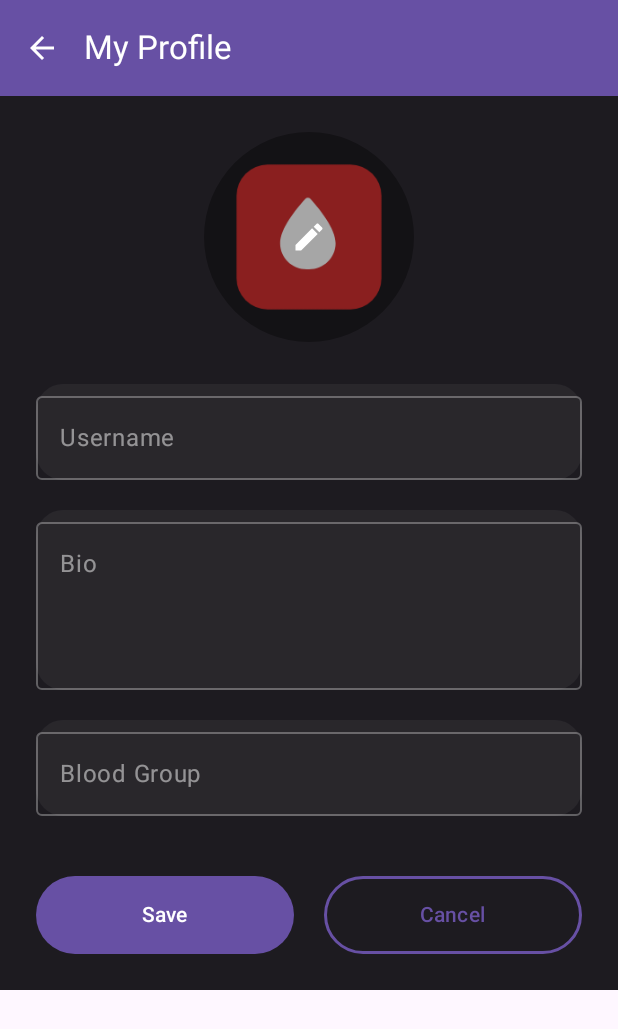
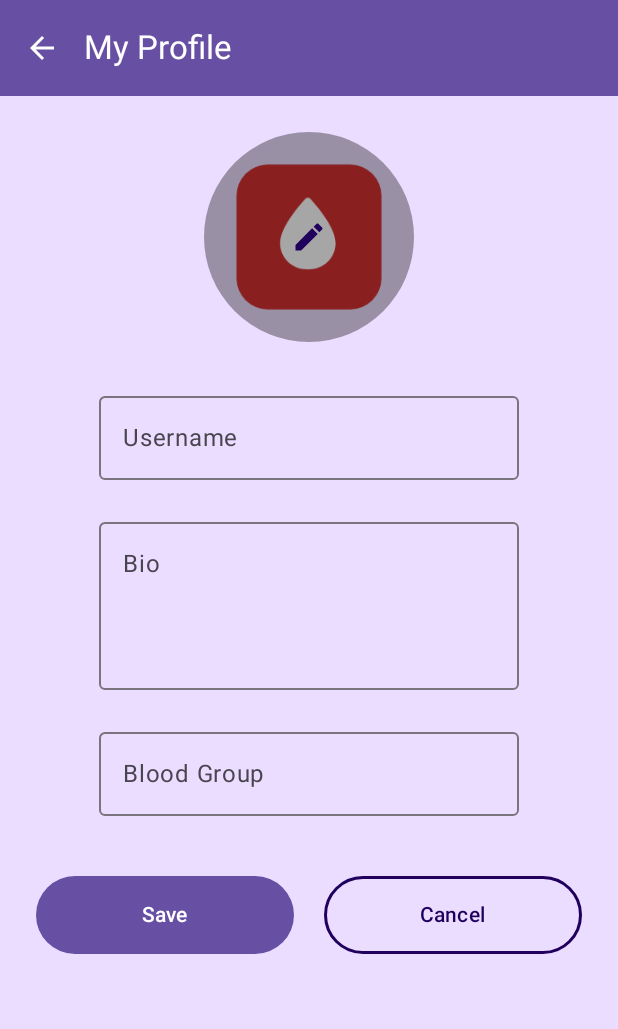
Before and after one commit to pushpalroy/BloodDonation, an Android app built with Jetpack Compose: the composable MyProfileScreen called with empty values, after a tap on "Edit Profile", on a phone screen of 412 x 824 dp. Shown: the top 1029 px of the screen. Run offline under Robolectric (Android 15) with nearby library versions, the phone set to English and light mode, and no system bars; our stand-ins replace Firebase (no records; nobody signed in at launch, a user with empty details on screens opened directly); pictures from the network do not load.

Commit message:
Fix dashboard issues

```diff
--- a/app/src/main/java/com/example/blooddonation/feature/dashboard/DashboardScreen.kt
+++ b/app/src/main/java/com/example/blooddonation/feature/dashboard/DashboardScreen.kt
@@ -161,9 +161,10 @@ fun DashboardScreen(
         }
     ) {
         Scaffold(
+            containerColor = MaterialTheme.colorScheme.primaryContainer,
             topBar = {
                 TopAppBar(
-                    title = { Text("Donor Dashboard", color = colorScheme.onPrimary) },
+                    title = { Text("Dashboard", color = colorScheme.onPrimary) },
                     navigationIcon = {
                         IconButton(onClick = {
                             scope.launch {
--- a/app/src/main/java/com/example/blooddonation/feature/profile/MyProfileScreen.kt
+++ b/app/src/main/java/com/example/blooddonation/feature/profile/MyProfileScreen.kt
@@ -117,6 +117,7 @@ fun MyProfileScreen(
     }
 
     Scaffold(
+        containerColor = MaterialTheme.colorScheme.primaryContainer,
         topBar = {
             TopAppBar(
                 title = { Text("My Profile") },
@@ -137,7 +138,7 @@ fun MyProfileScreen(
             Column(
                 modifier = Modifier
                     .fillMaxSize()
-                    .background(MaterialTheme.colorScheme.onBackground)
+                    .background(MaterialTheme.colorScheme.primaryContainer)
                     .padding(pad)
             ) {
                 Box(
@@ -162,7 +163,7 @@ fun MyProfileScreen(
                             .align(Alignment.BottomCenter)
                             .offset(y = 78.dp)
                             .clip(CircleShape)
-                            .border(4.dp, MaterialTheme.colorScheme.onPrimary, CircleShape)
+                            .border(4.dp, MaterialTheme.colorScheme.onPrimaryContainer, CircleShape)
                             .shadow(12.dp, CircleShape)
                     ) {
                         Image(
@@ -182,11 +183,10 @@ fun MyProfileScreen(
                         .padding(horizontal = 32.dp),
                     horizontalAlignment = Alignment.CenterHorizontally
                 ) {
-                    Text("Username:", color = MaterialTheme.colorScheme.onPrimary.copy(alpha = 0.7f))
                     Text(
                         user.username,
                         style = MaterialTheme.typography.headlineMedium.copy(
-                            color = MaterialTheme.colorScheme.onPrimary,
+                            color = MaterialTheme.colorScheme.onPrimaryContainer,
                             fontWeight = FontWeight.Bold
                         ),
                         textAlign = TextAlign.Center
@@ -194,11 +194,14 @@ fun MyProfileScreen(
 
                     Spacer(Modifier.height(12.dp))
 
-                    Text("Blood Group:", color = MaterialTheme.colorScheme.onPrimary.copy(alpha = 0.7f))
+                    Text(
+                        "Blood Group",
+                        color = MaterialTheme.colorScheme.onPrimaryContainer.copy(alpha = 0.7f)
+                    )
                     Text(
                         user.bloodGroup,
                         style = MaterialTheme.typography.titleLarge.copy(
-                            color = MaterialTheme.colorScheme.primary,
+                            color = MaterialTheme.colorScheme.onPrimaryContainer,
                             fontWeight = FontWeight.SemiBold
                         ),
                         textAlign = TextAlign.Center
@@ -207,7 +210,11 @@ fun MyProfileScreen(
                     Spacer(Modifier.height(24.dp))
 
                     Card(
-                        colors = CardDefaults.cardColors(containerColor = MaterialTheme.colorScheme.onPrimary.copy(alpha = 0.1f)),
+                        colors = CardDefaults.cardColors(
+                            containerColor = MaterialTheme.colorScheme.onPrimaryContainer.copy(
+                                alpha = 0.1f
+                            )
+                        ),
                         elevation = CardDefaults.cardElevation(0.dp),
                         modifier = Modifier.fillMaxWidth()
                     ) {
@@ -215,7 +222,7 @@ fun MyProfileScreen(
                             user.bio.ifBlank { "No bio added yet." },
                             modifier = Modifier.padding(20.dp),
                             textAlign = TextAlign.Center,
-                            style = MaterialTheme.typography.bodyLarge.copy(color = MaterialTheme.colorScheme.onPrimary)
+                            style = MaterialTheme.typography.bodyLarge.copy(color = MaterialTheme.colorScheme.onPrimaryContainer)
                         )
                     }
 
@@ -236,13 +243,13 @@ fun MyProfileScreen(
                     ) { Text("Edit Profile", color = MaterialTheme.colorScheme.onPrimary) }
                 }
             }
-        }  else {
+        } else {
             /* ---------------- EDIT MODE ---------------- */
             Column(
                 modifier = Modifier
                     .verticalScroll(rememberScrollState())
                     .fillMaxSize()
-                    .background(MaterialTheme.colorScheme.onBackground)
+                    .background(MaterialTheme.colorScheme.primaryContainer)
                     .padding(pad)
                     .padding(24.dp),
                 horizontalAlignment = Alignment.CenterHorizontally
@@ -266,32 +273,21 @@ fun MyProfileScreen(
                             .background(Color.Black.copy(alpha = 0.35f)),
                         contentAlignment = Alignment.Center
                     ) {
-                        Icon(Icons.Default.Edit, null, tint = MaterialTheme.colorScheme.onPrimary)
+                        Icon(
+                            Icons.Default.Edit,
+                            null,
+                            tint = MaterialTheme.colorScheme.onPrimaryContainer
+                        )
                     }
                 }
 
                 Spacer(Modifier.height(28.dp))
-
-                @Composable
-                fun Modifier.field() = this
-                    .fillMaxWidth()
-                    .background(MaterialTheme.colorScheme.onPrimary.copy(alpha = 0.05f), RoundedCornerShape(18.dp))
 
                 OutlinedTextField(
                     value = tmpName,
                     onValueChange = { tmpName = it },
                     label = { Text("Username") },
                     singleLine = true,
-                    modifier = Modifier.field(),
-                    colors = OutlinedTextFieldDefaults.colors(
-                        focusedBorderColor   = MaterialTheme.colorScheme.primary,
-                        unfocusedBorderColor = MaterialTheme.colorScheme.onPrimary.copy(alpha = 0.3f),
-                        focusedLabelColor    = MaterialTheme.colorScheme.primary,
-                        unfocusedLabelColor  = MaterialTheme.colorScheme.onPrimary.copy(alpha = 0.5f),
-                        cursorColor          = MaterialTheme.colorScheme.primary,
-                        focusedTextColor     = MaterialTheme.colorScheme.onPrimary,
-                        unfocusedTextColor   = MaterialTheme.colorScheme.onPrimary
-                    )
                 )
 
                 Spacer(Modifier.height(20.dp))
@@ -302,17 +298,7 @@ fun MyProfileScreen(
                     label = { Text("Bio") },
                     maxLines = 4,
                     modifier = Modifier
-                        .heightIn(min = 120.dp)
-                        .field(),
-                    colors = OutlinedTextFieldDefaults.colors(
-                        focusedBorderColor   = MaterialTheme.colorScheme.primary,
-                        unfocusedBorderColor = MaterialTheme.colorScheme.onPrimary.copy(alpha = 0.3f),
-                        focusedLabelColor    = MaterialTheme.colorScheme.primary,
-                        unfocusedLabelColor  = MaterialTheme.colorScheme.onPrimary.copy(alpha = 0.5f),
-                        cursorColor          = MaterialTheme.colorScheme.primary,
-                        focusedTextColor     = MaterialTheme.colorScheme.onPrimary,
-                        unfocusedTextColor   = MaterialTheme.colorScheme.onPrimary
-                    )
+                        .heightIn(min = 120.dp),
                 )
 
                 Spacer(Modifier.height(20.dp))
@@ -322,16 +308,6 @@ fun MyProfileScreen(
                     onValueChange = { tmpGroup = it },
                     label = { Text("Blood Group") },
                     singleLine = true,
-                    modifier = Modifier.field(),
-                    colors = OutlinedTextFieldDefaults.colors(
-                        focusedBorderColor   = MaterialTheme.colorScheme.primary,
-                        unfocusedBorderColor = MaterialTheme.colorScheme.onPrimary.copy(alpha = 0.3f),
-                        focusedLabelColor    = MaterialTheme.colorScheme.primary,
-                        unfocusedLabelColor  = MaterialTheme.colorScheme.onPrimary.copy(alpha = 0.5f),
-                        cursorColor          = MaterialTheme.colorScheme.primary,
-                        focusedTextColor     = MaterialTheme.colorScheme.onPrimary,
-                        unfocusedTextColor   = MaterialTheme.colorScheme.onPrimary
-                    )
                 )
 
                 Spacer(Modifier.height(40.dp))
@@ -350,17 +326,20 @@ fun MyProfileScreen(
                             pickedImage = null
                             editMode = false
                         },
-                        colors = ButtonDefaults.buttonColors(containerColor = MaterialTheme.colorScheme.primary),
-                        shape  = RoundedCornerShape(32.dp),
-                        modifier = Modifier.weight(1f).height(52.dp)
-                    ) { Text("Save", color = MaterialTheme.colorScheme.onPrimary) }
+                        shape = RoundedCornerShape(32.dp),
+                        modifier = Modifier
+                            .weight(1f)
+                            .height(52.dp)
+                    ) { Text("Save") }
 
                     OutlinedButton(
                         onClick = { editMode = false; pickedImage = null },
                         shape = RoundedCornerShape(32.dp),
-                        border = BorderStroke(2.dp, MaterialTheme.colorScheme.primary),
-                        modifier = Modifier.weight(1f).height(52.dp)
-                    ) { Text("Cancel", color = MaterialTheme.colorScheme.primary) }
+                        border = BorderStroke(2.dp, MaterialTheme.colorScheme.onPrimaryContainer),
+                        modifier = Modifier
+                            .weight(1f)
+                            .height(52.dp)
+                    ) { Text("Cancel", color = MaterialTheme.colorScheme.onPrimaryContainer) }
                 }
             }
         }
--- a/app/src/main/java/com/example/blooddonation/feature/requestblood/BloodRequestScreen.kt
+++ b/app/src/main/java/com/example/blooddonation/feature/requestblood/BloodRequestScreen.kt
@@ -5,7 +5,6 @@ import androidx.compose.foundation.Image
 import androidx.compose.foundation.layout.Arrangement
 import androidx.compose.foundation.layout.Box
 import androidx.compose.foundation.layout.Column
-import androidx.compose.foundation.layout.ExperimentalLayoutApi
 import androidx.compose.foundation.layout.FlowRow
 import androidx.compose.foundation.layout.Spacer
 import androidx.compose.foundation.layout.fillMaxSize
@@ -22,8 +21,6 @@ import androidx.compose.material3.ButtonDefaults
 import androidx.compose.material3.CircularProgressIndicator
 import androidx.compose.material3.ExperimentalMaterial3Api
 import androidx.compose.material3.Icon
-import androidx.lifecycle.viewmodel.compose.viewModel
-import androidx.compose.ui.platform.LocalContext
 import androidx.compose.material3.IconButton
 import androidx.compose.material3.MaterialTheme
 import androidx.compose.material3.OutlinedTextField
@@ -40,15 +37,17 @@ import androidx.compose.ui.Alignment
 import androidx.compose.ui.Modifier
 import androidx.compose.ui.graphics.Color
 import androidx.compose.ui.layout.ContentScale
+import androidx.compose.ui.platform.LocalContext
 import androidx.compose.ui.res.painterResource
 import androidx.compose.ui.text.TextStyle
 import androidx.compose.ui.text.font.FontWeight
 import androidx.compose.ui.unit.dp
+import androidx.lifecycle.viewmodel.compose.viewModel
 import com.example.blooddonation.R
 import com.example.blooddonation.domain.BloodRequest
 
 
-@OptIn(ExperimentalMaterial3Api::class, ExperimentalLayoutApi::class)
+@OptIn(ExperimentalMaterial3Api::class)
 @Composable
 fun BloodRequestScreen(
     onBack: () -> Unit,
@@ -60,8 +59,6 @@ fun BloodRequestScreen(
     var selectedBloodGroup by remember { mutableStateOf("") }
     var location by remember { mutableStateOf("") }
     var isLoading by remember { mutableStateOf(false) }
-
-    val backgroundImage = painterResource(id = R.drawable.blood_background)
     val context = LocalContext.current
     val requests by viewModel.requests.collectAsState()
 
@@ -74,6 +71,7 @@ fun BloodRequestScreen(
     val donorId = acceptedRequest?.acceptedBy
 
     Scaffold(
+        containerColor = MaterialTheme.colorScheme.primaryContainer,
         topBar = {
             TopAppBar(
                 title = { Text("Request Blood") },
@@ -90,13 +88,6 @@ fun BloodRequestScreen(
                 .fillMaxSize()
                 .padding(padding)
         ) {
-            Image(
-                painter = backgroundImage,
-                contentDescription = null,
-                contentScale = ContentScale.Crop,
-                modifier = Modifier.matchParentSize()
-            )
-
             Column(
                 modifier = Modifier
                     .fillMaxSize()
@@ -113,7 +104,7 @@ fun BloodRequestScreen(
                 Spacer(modifier = Modifier.height(16.dp))
 
                 FlowRow(
-                    maxItemsInEachRow = 4,
+                    maxItemsInEachRow = 3,
                     horizontalArrangement = Arrangement.spacedBy(12.dp),
                     verticalArrangement = Arrangement.spacedBy(12.dp)
                 ) {
@@ -127,8 +118,8 @@ fun BloodRequestScreen(
                             ),
                             shape = RoundedCornerShape(12.dp),
                             modifier = Modifier
-                                .width(72.dp)
-                                .height(48.dp)
+                                .width(120.dp)
+                                .height(60.dp)
                         ) {
                             Text(text = group)
                         }
@@ -211,7 +202,6 @@ fun BloodRequestScreen(
                         onClick = {
                             onNavigateToChat(chatId, currentUserId, donorId)
                         },
-                        colors = ButtonDefaults.buttonColors(containerColor = MaterialTheme.colorScheme.primary),
                         modifier = Modifier
                             .fillMaxWidth()
                             .height(50.dp),
--- a/app/src/main/java/com/example/blooddonation/feature/splashscreen/SplashScreen.kt
+++ b/app/src/main/java/com/example/blooddonation/feature/splashscreen/SplashScreen.kt
@@ -65,7 +65,7 @@ fun SplashScreen(
     Box(
         modifier = Modifier
             .fillMaxSize()
-            .background(MaterialTheme.colorScheme.background),
+            .background(MaterialTheme.colorScheme.primaryContainer),
         contentAlignment = Alignment.Center
     ) {
         Column(
@@ -75,7 +75,7 @@ fun SplashScreen(
                 painter = painterResource(id = R.drawable.ic_crimson_sync_logo),
                 contentDescription = "Crimson Sync Logo",
                 modifier = Modifier
-                    .size(120.dp)
+                    .size(200.dp)
                     .graphicsLayer(
                         scaleX = scale,
                         scaleY = scale
@@ -85,7 +85,7 @@ fun SplashScreen(
             Text(
                 text = "Crimson Sync",
                 style = MaterialTheme.typography.headlineMedium.copy(
-                    color = MaterialTheme.colorScheme.primary,
+                    color = MaterialTheme.colorScheme.onPrimaryContainer,
                     fontWeight = FontWeight.Bold
                 ),
                 textAlign = TextAlign.Center,
--- a/app/src/main/res/values/colors.xml
+++ b/app/src/main/res/values/colors.xml
@@ -1,4 +1,4 @@
 <?xml version="1.0" encoding="utf-8"?>
 <resources>
-    <color name="primary">#FF6F60</color>
+    <color name="primary">#FFCDD2</color>
 </resources>
```
